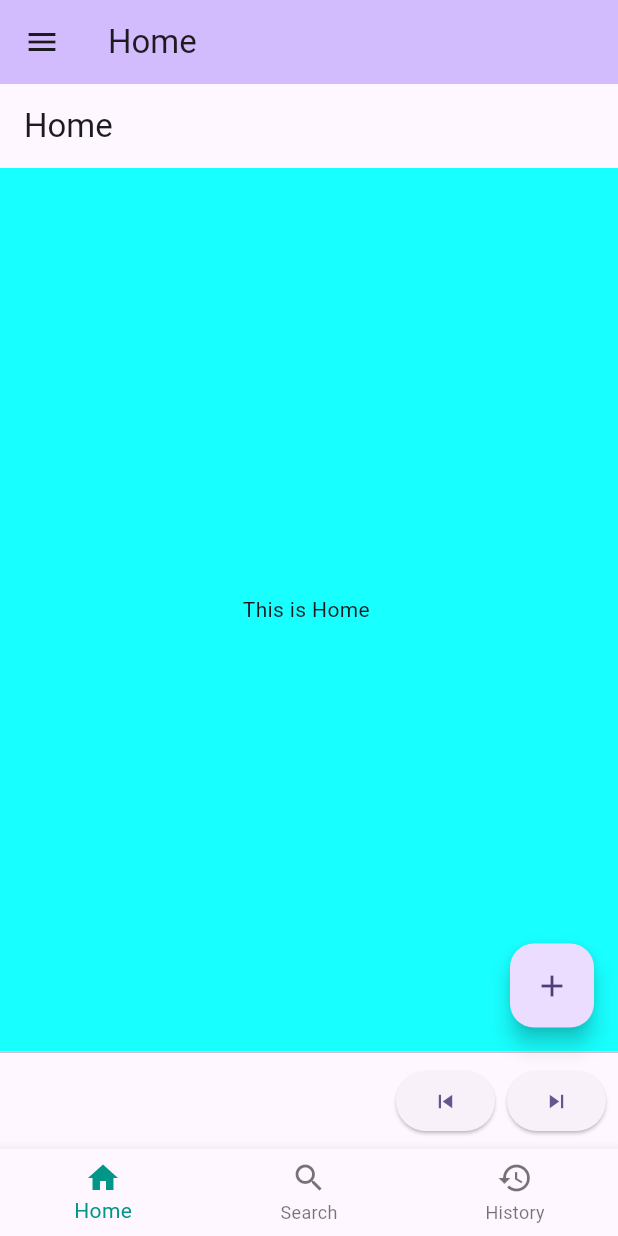
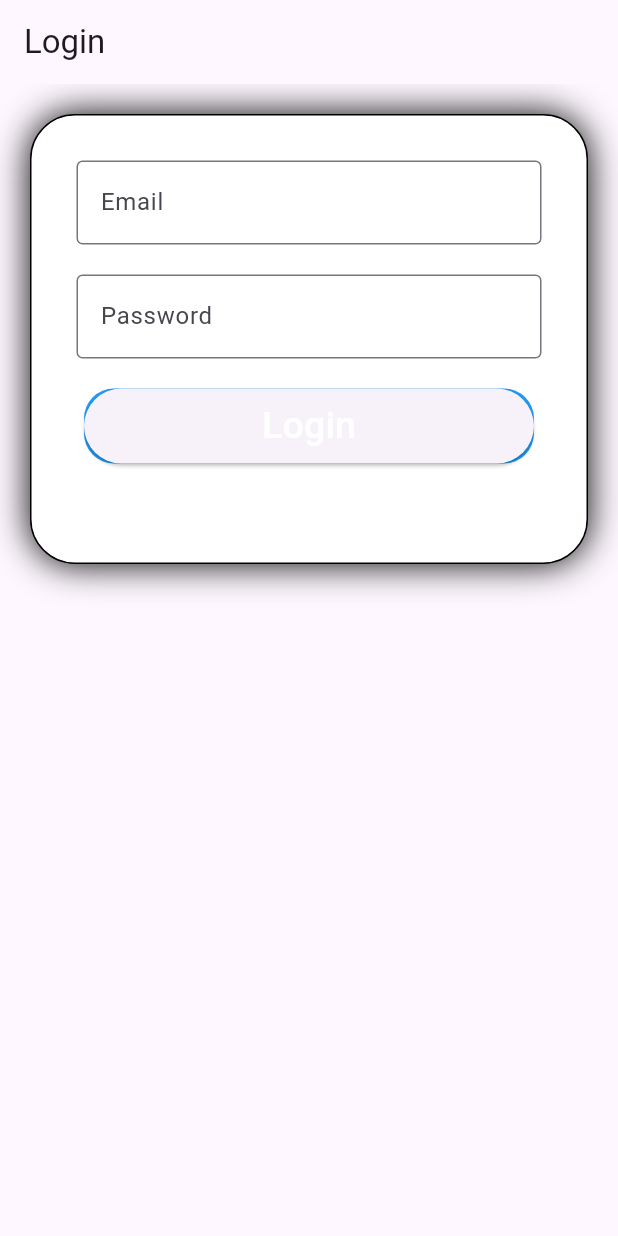
Before and after one commit to hilmyyes/Flutter-Learn, a Flutter app: the screen it shows after launch, on a phone screen of 412 x 824 dp. Run offline on Flutter 3.47's test engine with Material 3 defaults, Android fonts, the phone set to English and light mode, and no system bars; our stand-ins replace percent_indicator, shared_preferences.

Commit message:
Login & Logout
Implementasi Materi

```diff
--- /dev/null
+++ b/lib/screen/login.dart
@@ -0,0 +1,94 @@
+import 'package:flutter/material.dart';
+import 'package:hello_word/main.dart';
+import 'package:shared_preferences/shared_preferences.dart';
+
+class MyLogin extends StatelessWidget {
+  @override
+  Widget build(BuildContext context) {
+    return MaterialApp(
+      title: 'Flutter Demo',
+      theme: ThemeData(
+        primarySwatch: Colors.blue,
+      ),
+      home: Login(),
+    );
+  }
+}
+
+class Login extends StatefulWidget {
+  @override
+  State<StatefulWidget> createState() {
+    return _LoginState();
+  }
+}
+
+class _LoginState extends State<Login> {
+  String _user_id='' ;
+
+  void doLogin() async {
+    //later, we use web service here to check the user id and password
+    final prefs = await SharedPreferences.getInstance();
+    prefs.setString("user_id", _user_id);
+    main();
+  }
+
+  @override
+  Widget build(BuildContext context) {
+    return Scaffold(
+      appBar: AppBar(
+        title: Text('Login'),
+      ),
+body: Container(
+        height: 300,
+        margin: EdgeInsets.all(20),
+        padding: EdgeInsets.all(20),
+        decoration: BoxDecoration(
+          borderRadius: BorderRadius.all(Radius.circular(30)),
+          border: Border.all(width: 1),
+          color: Colors.white,
+          boxShadow: [BoxShadow(blurRadius: 20)]),
+          child: Column(children: [
+            		Padding(
+              padding: EdgeInsets.all(10),
+              child: TextField(
+                onChanged: (v) {
+                       _user_id = v;
+                       },
+                decoration: InputDecoration(
+                    border: OutlineInputBorder(),
+                    labelText: 'Email',
+                    hintText: 'Enter valid email id as abc@gmail.com'),
+              ),
+            ),
+            Padding(
+              padding: EdgeInsets.all(10),
+              //padding: EdgeInsets.symmetric(horizontal: 15),
+              child: TextField(
+                obscureText: true,
+                decoration: InputDecoration(
+                    border: OutlineInputBorder(),
+                    labelText: 'Password',
+                    hintText: 'Enter secure password'),
+              ),
+            ),
+	Padding(
+                padding: EdgeInsets.all(10),
+                child: Container(
+                  height: 50,
+                  width: 300,
+                  decoration: BoxDecoration(
+                      color: Colors.blue,
+                      borderRadius: BorderRadius.circular(20)),
+                  child: ElevatedButton(
+                    onPressed: () { doLogin();},
+                    child: Text(
+                      'Login',
+                      style: TextStyle(color: Colors.white, fontSize: 25),
+                    ),
+                  ),
+                )),
+
+		      ]),
+   ));
+  }
+}
```
Also changed, not shown: lib/main.dart (+47 -3 lines).
